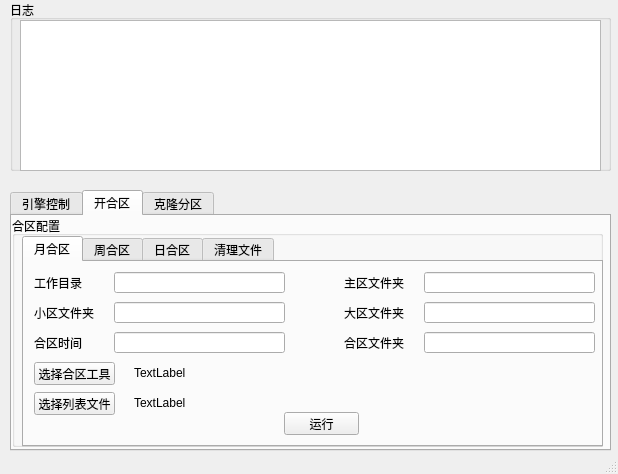
This is MainWindowUI.ui in rongzhongyang/mir2helper as Qt 5 draws it before an edit. The edited form follows.
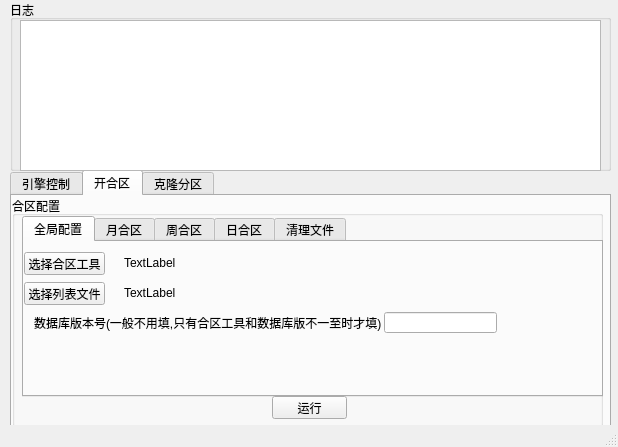
This is the edited form.

Patch:
```diff
--- a/MainWindowUI.ui
+++ b/MainWindowUI.ui
@@ -10,7 +10,7 @@
     <x>0</x>
     <y>0</y>
     <width>618</width>
-    <height>474</height>
+    <height>447</height>
    </rect>
   </property>
   <property name="windowTitle">
@@ -24,7 +24,7 @@
     <property name="geometry">
      <rect>
       <x>10</x>
-      <y>190</y>
+      <y>170</y>
       <width>601</width>
       <height>261</height>
      </rect>
@@ -157,34 +157,60 @@
          <x>10</x>
          <y>20</y>
          <width>581</width>
-         <height>211</height>
+         <height>181</height>
         </rect>
        </property>
        <property name="currentIndex">
         <number>0</number>
        </property>
-       <widget class="QWidget" name="tab_5">
+       <widget class="QWidget" name="tab_8">
         <attribute name="title">
-         <string>月合区</string>
+         <string>全局配置</string>
         </attribute>
-        <widget class="QPushButton" name="pushButton_start">
+        <widget class="QPushButton" name="pushButton_select_listfile">
          <property name="geometry">
           <rect>
-           <x>260</x>
-           <y>150</y>
-           <width>75</width>
+           <x>0</x>
+           <y>40</y>
+           <width>81</width>
            <height>23</height>
           </rect>
          </property>
          <property name="text">
-          <string>运行</string>
+          <string>选择列表文件</string>
+         </property>
+        </widget>
+        <widget class="QLabel" name="label_6">
+         <property name="geometry">
+          <rect>
+           <x>100</x>
+           <y>10</y>
+           <width>461</width>
+           <height>21</height>
+          </rect>
+         </property>
+         <property name="text">
+          <string>TextLabel</string>
+         </property>
+        </widget>
+        <widget class="QLabel" name="label_listfile">
+         <property name="geometry">
+          <rect>
+           <x>100</x>
+           <y>40</y>
+           <width>461</width>
+           <height>21</height>
+          </rect>
+         </property>
+         <property name="text">
+          <string>TextLabel</string>
          </property>
         </widget>
         <widget class="QPushButton" name="pushButton_4">
          <property name="geometry">
           <rect>
-           <x>10</x>
-           <y>100</y>
+           <x>0</x>
+           <y>10</y>
            <width>81</width>
            <height>23</height>
           </rect>
@@ -193,6 +219,34 @@
           <string>选择合区工具</string>
          </property>
         </widget>
+        <widget class="QLabel" name="label_20">
+         <property name="geometry">
+          <rect>
+           <x>10</x>
+           <y>70</y>
+           <width>361</width>
+           <height>21</height>
+          </rect>
+         </property>
+         <property name="text">
+          <string>数据库版本号(一般不用填,只有合区工具和数据库版不一至时才填)</string>
+         </property>
+        </widget>
+        <widget class="QLineEdit" name="lineEdit_db_version">
+         <property name="geometry">
+          <rect>
+           <x>360</x>
+           <y>70</y>
+           <width>113</width>
+           <height>21</height>
+          </rect>
+         </property>
+        </widget>
+       </widget>
+       <widget class="QWidget" name="tab_5">
+        <attribute name="title">
+         <string>月合区</string>
+        </attribute>
         <widget class="QLabel" name="label_5">
          <property name="geometry">
           <rect>
@@ -216,19 +270,6 @@
           </rect>
          </property>
         </widget>
-        <widget class="QLabel" name="label_6">
-         <property name="geometry">
-          <rect>
-           <x>110</x>
-           <y>100</y>
-           <width>461</width>
-           <height>21</height>
-          </rect>
-         </property>
-         <property name="text">
-          <string>TextLabel</string>
-         </property>
-        </widget>
         <widget class="QLineEdit" name="lineEdit_workDir">
          <property name="geometry">
           <rect>
@@ -262,19 +303,6 @@
           <string>小区文件夹</string>
          </property>
         </widget>
-        <widget class="QLabel" name="label_listfile">
-         <property name="geometry">
-          <rect>
-           <x>110</x>
-           <y>130</y>
-           <width>461</width>
-           <height>21</height>
-          </rect>
-         </property>
-         <property name="text">
-          <string>TextLabel</string>
-         </property>
-        </widget>
         <widget class="QLabel" name="label_2">
          <property name="geometry">
           <rect>
@@ -356,19 +384,6 @@
           <string>大区文件夹</string>
          </property>
         </widget>
-        <widget class="QPushButton" name="pushButton_select_listfile">
-         <property name="geometry">
-          <rect>
-           <x>10</x>
-           <y>130</y>
-           <width>81</width>
-           <height>23</height>
-          </rect>
-         </property>
-         <property name="text">
-          <string>选择列表文件</string>
-         </property>
-        </widget>
         <widget class="QLineEdit" name="lineEdit_mainDir">
          <property name="geometry">
           <rect>
@@ -736,6 +751,19 @@
         </widget>
        </widget>
       </widget>
+      <widget class="QPushButton" name="pushButton_start">
+       <property name="geometry">
+        <rect>
+         <x>260</x>
+         <y>200</y>
+         <width>75</width>
+         <height>23</height>
+        </rect>
+       </property>
+       <property name="text">
+        <string>运行</string>
+       </property>
+      </widget>
      </widget>
     </widget>
     <widget class="QWidget" name="tab_3">
```
